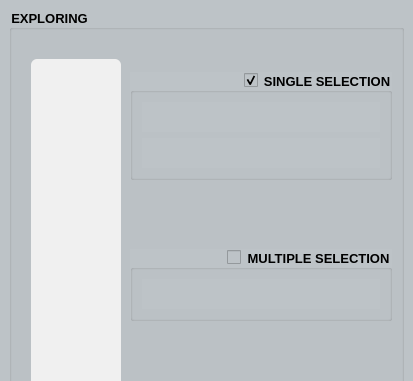
The window that filter_mate_dockwidget_base.ui (sducournau/filter_mate) describes before a commit, drawn with Qt 5; both pictures show x 0 to 413 and y 0 to 381 of the 413 by 1252 pixel window.
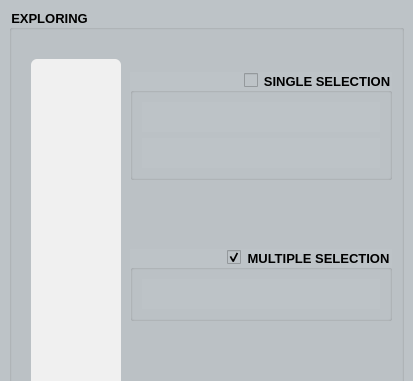
The same window after the commit. Icons and pictures are not drawn. Custom widgets are drawn as their Qt base class.

What changed in the file:
```diff
--- a/filter_mate_dockwidget_base.ui
+++ b/filter_mate_dockwidget_base.ui
@@ -1011,6 +1011,9 @@
              <property name="checkable">
               <bool>true</bool>
              </property>
+             <property name="checked">
+              <bool>false</bool>
+             </property>
              <property name="collapsed">
               <bool>false</bool>
              </property>
@@ -1253,7 +1256,7 @@
               <bool>true</bool>
              </property>
              <property name="checked">
-              <bool>false</bool>
+              <bool>true</bool>
              </property>
              <property name="collapsed">
               <bool>true</bool>
```
Left out of the diff: 27 changed lines with no effect on the pictures.
